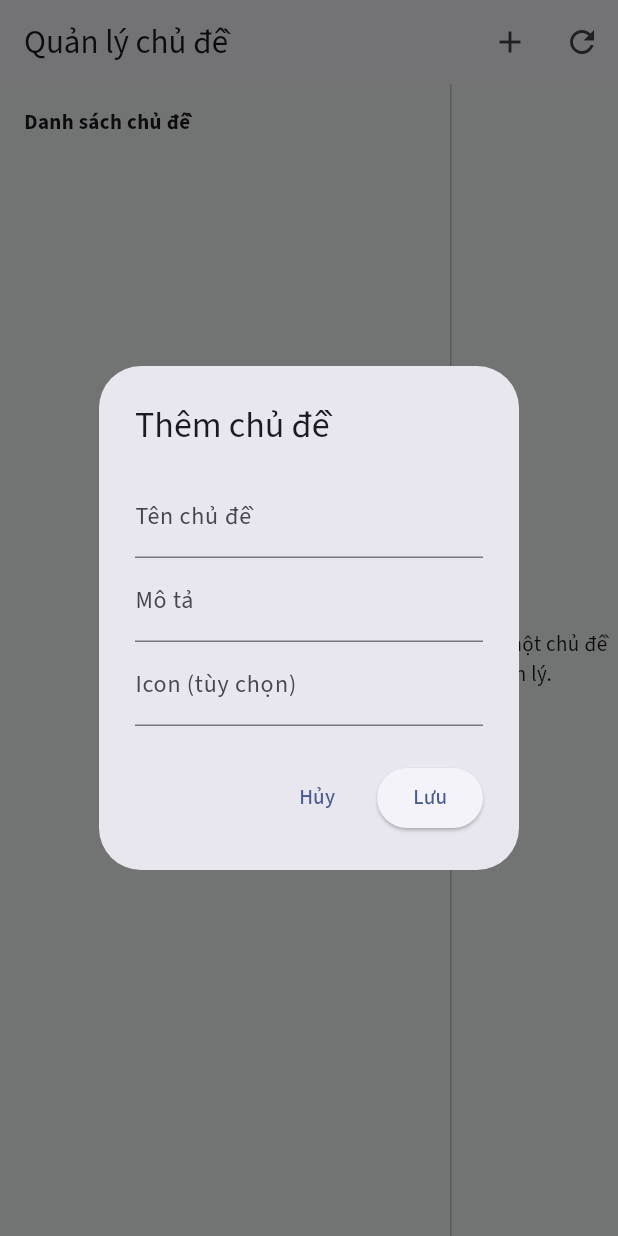
After one commit to Linh66771508/dictionary, a Flutter app: the TopicManagementScreen screen opened directly, after a tap on the "add" icon, on a phone screen of 412 x 824 dp. The commit adds this screen. Run offline on Flutter 3.47's test engine with Material 3 defaults, Android fonts, the phone set to English and light mode, and no system bars; our stand-ins replace google_fonts; network calls fail.

Commit message:
Add search recommendations and topic management

```diff
--- /dev/null
+++ b/dictionary_admin_app/lib/models/topic.dart
@@ -0,0 +1,25 @@
+class Topic {
+  final int id;
+  final String name;
+  final String? description;
+  final String? icon;
+  final int wordCount;
+
+  Topic({
+    required this.id,
+    required this.name,
+    this.description,
+    this.icon,
+    required this.wordCount,
+  });
+
+  factory Topic.fromJson(Map<String, dynamic> json) {
+    return Topic(
+      id: json['id'] as int,
+      name: json['name'] as String,
+      description: json['description'] as String?,
+      icon: json['icon'] as String?,
+      wordCount: json['word_count'] as int? ?? 0,
+    );
+  }
+}
--- a/dictionary_admin_app/lib/screens/admin_shell.dart
+++ b/dictionary_admin_app/lib/screens/admin_shell.dart
@@ -4,6 +4,7 @@ import 'dashboard_screen.dart';
 import 'dictionary_management_screen.dart';
 import 'synonym_management_screen.dart';
 import 'proverb_management_screen.dart';
+import 'topic_management_screen.dart';
 
 class AdminShell extends StatefulWidget {
   const AdminShell({super.key});
@@ -20,6 +21,7 @@ class _AdminShellState extends State<AdminShell> {
     DictionaryManagementScreen(),
     SynonymManagementScreen(),
     ProverbManagementScreen(),
+    TopicManagementScreen(),
   ];
 
   @override
@@ -36,6 +38,7 @@ class _AdminShellState extends State<AdminShell> {
               NavigationRailDestination(icon: Icon(Icons.menu_book_outlined), selectedIcon: Icon(Icons.menu_book), label: Text('Từ vựng')),
               NavigationRailDestination(icon: Icon(Icons.compare_arrows_outlined), selectedIcon: Icon(Icons.compare_arrows), label: Text('Đồng nghĩa')),
               NavigationRailDestination(icon: Icon(Icons.article_outlined), selectedIcon: Icon(Icons.article), label: Text('Tục ngữ')),
+              NavigationRailDestination(icon: Icon(Icons.category_outlined), selectedIcon: Icon(Icons.category), label: Text('Chủ đề')),
             ],
           ),
           const VerticalDivider(width: 1),
--- /dev/null
+++ b/dictionary_admin_app/lib/screens/topic_management_screen.dart
@@ -0,0 +1,281 @@
+import 'package:flutter/material.dart';
+
+import '../models/topic.dart';
+import '../models/word_summary.dart';
+import '../services/api_client.dart';
+
+class TopicManagementScreen extends StatefulWidget {
+  const TopicManagementScreen({super.key});
+
+  @override
+  State<TopicManagementScreen> createState() => _TopicManagementScreenState();
+}
+
+class _TopicManagementScreenState extends State<TopicManagementScreen> {
+  final ApiClient api = ApiClient();
+  final TextEditingController searchController = TextEditingController();
+  List<Topic> topics = [];
+  Topic? selected;
+  List<WordSummary> topicWords = [];
+  List<WordSummary> searchResults = [];
+  bool loading = false;
+
+  @override
+  void initState() {
+    super.initState();
+    _loadTopics();
+  }
+
+  Future<void> _loadTopics() async {
+    setState(() => loading = true);
+    try {
+      final data = await api.listTopics();
+      if (!mounted) return;
+      setState(() {
+        topics = data;
+        if (selected == null && topics.isNotEmpty) {
+          selected = topics.first;
+        } else if (selected != null) {
+          selected = topics.firstWhere(
+            (t) => t.id == selected!.id,
+            orElse: () => topics.isNotEmpty ? topics.first : selected!,
+          );
+        }
+      });
+      await _loadTopicWords();
+    } finally {
+      if (mounted) setState(() => loading = false);
+    }
+  }
+
+  Future<void> _loadTopicWords() async {
+    if (selected == null) {
+      setState(() => topicWords = []);
+      return;
+    }
+    final data = await api.listTopicWords(selected!.id);
+    if (!mounted) return;
+    setState(() => topicWords = data);
+  }
+
+  Future<void> _createTopic() async {
+    final nameController = TextEditingController();
+    final descController = TextEditingController();
+    final iconController = TextEditingController();
+    final result = await showDialog<bool>(
+      context: context,
+      builder: (context) {
+        return AlertDialog(
+          title: const Text('Thêm chủ đề'),
+          content: SingleChildScrollView(
+            child: Column(
+              children: [
+                TextField(
+                  controller: nameController,
+                  decoration: const InputDecoration(labelText: 'Tên chủ đề'),
+                ),
+                TextField(
+                  controller: descController,
+                  decoration: const InputDecoration(labelText: 'Mô tả'),
+                ),
+                TextField(
+                  controller: iconController,
+                  decoration: const InputDecoration(labelText: 'Icon (tùy chọn)'),
+                ),
+              ],
+            ),
+          ),
+          actions: [
+            TextButton(onPressed: () => Navigator.pop(context, false), child: const Text('Hủy')),
+            ElevatedButton(
+              onPressed: () => Navigator.pop(context, true),
+              child: const Text('Lưu'),
+            ),
+          ],
+        );
+      },
+    );
+    if (result == true) {
+      await api.createTopic(
+        name: nameController.text.trim(),
+        description: descController.text.trim().isEmpty ? null : descController.text.trim(),
+        icon: iconController.text.trim().isEmpty ? null : iconController.text.trim(),
+      );
+      await _loadTopics();
+    }
+  }
+
+  Future<void> _deleteTopic(Topic topic) async {
+    final result = await showDialog<bool>(
+      context: context,
+      builder: (context) {
+        return AlertDialog(
+          title: const Text('Xóa chủ đề'),
+          content: Text('Bạn có chắc muốn xóa chủ đề "${topic.name}"?'),
+          actions: [
+            TextButton(onPressed: () => Navigator.pop(context, false), child: const Text('Hủy')),
+            ElevatedButton(onPressed: () => Navigator.pop(context, true), child: const Text('Xóa')),
+          ],
+        );
+      },
+    );
+    if (result == true) {
+      await api.deleteTopic(topic.id);
+      await _loadTopics();
+    }
+  }
+
+  Future<void> _searchWords() async {
+    final query = searchController.text.trim();
+    if (query.isEmpty) return;
+    final data = await api.listWords(query: query);
+    if (!mounted) return;
+    setState(() => searchResults = data);
+  }
+
+  void _clearSearchResults() {
+    setState(() => searchResults = []);
+  }
+
+  Future<void> _addWordToTopic(WordSummary word) async {
+    if (selected == null) return;
+    await api.addWordToTopic(selected!.id, word.id);
+    await _loadTopicWords();
+  }
+
+  Future<void> _removeWordFromTopic(WordSummary word) async {
+    if (selected == null) return;
+    await api.removeWordFromTopic(selected!.id, word.id);
+    await _loadTopicWords();
+  }
+
+  @override
+  Widget build(BuildContext context) {
+    return Scaffold(
+      appBar: AppBar(
+        title: const Text('Quản lý chủ đề'),
+        actions: [
+          IconButton(onPressed: _createTopic, icon: const Icon(Icons.add)),
+          IconButton(onPressed: _loadTopics, icon: const Icon(Icons.refresh)),
+        ],
+      ),
+      body: Row(
+        children: [
+          SizedBox(
+            width: 300,
+            child: Column(
+              children: [
+                const Padding(
+                  padding: EdgeInsets.all(16),
+                  child: Align(
+                    alignment: Alignment.centerLeft,
+                    child: Text('Danh sách chủ đề', style: TextStyle(fontWeight: FontWeight.bold)),
+                  ),
+                ),
+                Expanded(
+                  child: loading
+                      ? const Center(child: CircularProgressIndicator())
+                      : ListView.builder(
+                          itemCount: topics.length,
+                          itemBuilder: (context, index) {
+                            final topic = topics[index];
+                            final isSelected = selected?.id == topic.id;
+                            return ListTile(
+                              title: Text(topic.name),
+                              subtitle: Text('Từ: ${topic.wordCount}'),
+                              selected: isSelected,
+                              onTap: () async {
+                                setState(() => selected = topic);
+                                await _loadTopicWords();
+                              },
+                              trailing: IconButton(
+                                icon: const Icon(Icons.delete_outline),
+                                onPressed: () => _deleteTopic(topic),
+                              ),
+                            );
+                          },
+                        ),
+                ),
+              ],
+            ),
+          ),
+          const VerticalDivider(width: 1),
+          Expanded(
+            child: selected == null
+                ? const Center(child: Text('Chọn một chủ đề để quản lý.'))
+                : Padding(
+                    padding: const EdgeInsets.all(16),
+                    child: Column(
+                      crossAxisAlignment: CrossAxisAlignment.start,
+                      children: [
+                        Text(
+                          selected!.name,
+                          style: const TextStyle(fontSize: 20, fontWeight: FontWeight.bold),
+                        ),
+                        const SizedBox(height: 8),
+                        Text(selected!.description ?? 'Không có mô tả'),
+                        const SizedBox(height: 16),
+                        Row(
+                          children: [
+                            Expanded(
+                              child: TextField(
+                                controller: searchController,
+                                decoration: const InputDecoration(
+                                  labelText: 'Tìm từ để thêm vào chủ đề',
+                                  border: OutlineInputBorder(),
+                                ),
+                              ),
+                            ),
+                            const SizedBox(width: 8),
+                            ElevatedButton(
+                              onPressed: _searchWords,
+                              child: const Text('Tìm'),
+                            ),
+                            const SizedBox(width: 8),
+                            TextButton(
+                              onPressed: _clearSearchResults,
+                              child: const Text('Xóa tìm'),
+                            ),
+                          ],
+                        ),
+                        const SizedBox(height: 10),
+                        Expanded(
+                          child: searchResults.isNotEmpty
+                              ? ListView.builder(
+                                  itemCount: searchResults.length,
+                                  itemBuilder: (context, index) {
+                                    final word = searchResults[index];
+                                    return ListTile(
+                                      title: Text(word.word),
+                                      subtitle: word.shortDef == null ? null : Text(word.shortDef!),
+                                      trailing: IconButton(
+                                        icon: const Icon(Icons.add_circle_outline),
+                                        onPressed: () => _addWordToTopic(word),
+                                      ),
+                                    );
+                                  },
+                                )
+                              : ListView.builder(
+                                  itemCount: topicWords.length,
+                                  itemBuilder: (context, index) {
+                                    final word = topicWords[index];
+                                    return ListTile(
+                                      title: Text(word.word),
+                                      subtitle: word.shortDef == null ? null : Text(word.shortDef!),
+                                      trailing: IconButton(
+                                        icon: const Icon(Icons.remove_circle_outline),
+                                        onPressed: () => _removeWordFromTopic(word),
+                                      ),
+                                    );
+                                  },
+                                ),
+                        ),
+                      ],
+                    ),
+                  ),
+          ),
+        ],
+      ),
+    );
+  }
+}
```
Also changed, not shown: dictionary_admin_app/lib/services/api_client.dart (+60 -0 lines), dictionary_app/lib/screens/home_screen.dart (+175 -38 lines), dictionary_app/lib/services/api_client.dart (+5 -2 lines), dictionary_app/lib/widgets/search_bar.dart (+30 -2 lines), 6 other files.
